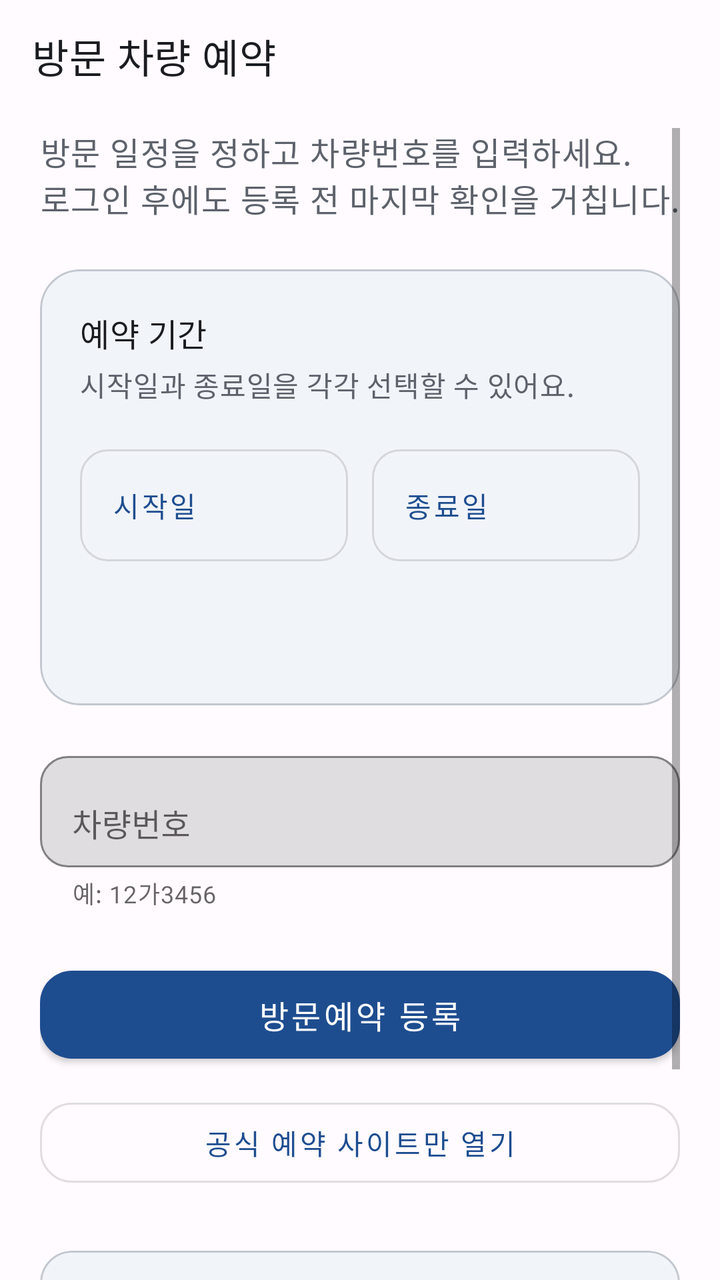
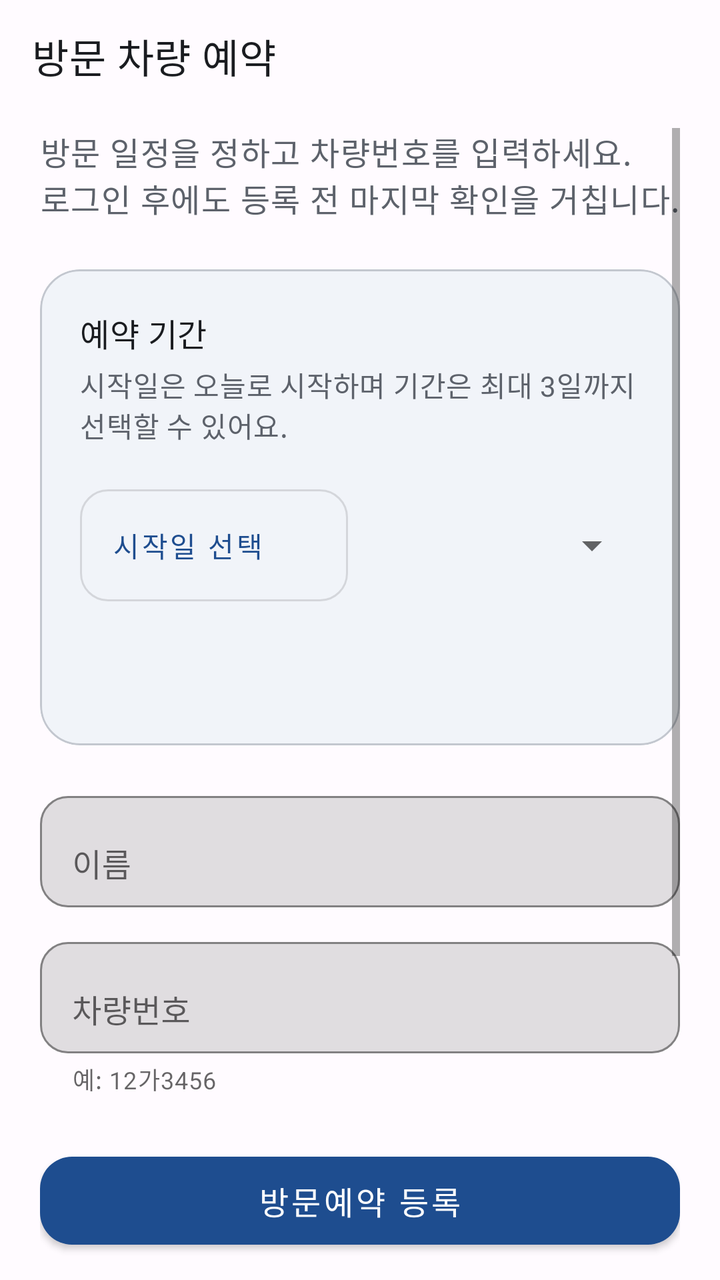

Two renders of the same Android screen: before a commit and after it. Below are the layout's source before the change and the commit's diff.
<!-- AndroidManifest.xml: application theme Theme.MyParking -->
<!-- res/layout/activity_main.xml -->
<?xml version="1.0" encoding="utf-8"?>
<LinearLayout xmlns:android="http://schemas.android.com/apk/res/android"
    xmlns:app="http://schemas.android.com/apk/res-auto"
    android:layout_width="match_parent"
    android:layout_height="match_parent"
    android:background="@color/surface"
    android:orientation="vertical">

    <com.google.android.material.appbar.MaterialToolbar
        android:layout_width="match_parent"
        android:layout_height="wrap_content"
        android:background="@color/surface"
        android:elevation="0dp"
        android:paddingHorizontal="8dp"
        app:title="방문 차량 예약"
        app:titleTextColor="@color/on_surface" />

    <ScrollView
        android:layout_width="match_parent"
        android:layout_height="0dp"
        android:layout_weight="1"
        android:clipToPadding="false"
        android:fillViewport="true"
        android:paddingHorizontal="20dp"
        android:paddingTop="8dp"
        android:paddingBottom="28dp">

        <LinearLayout
            android:layout_width="match_parent"
            android:layout_height="wrap_content"
            android:orientation="vertical">

            <TextView
                android:layout_width="match_parent"
                android:layout_height="wrap_content"
                android:text="방문 일정을 정하고 차량번호를 입력하세요.\n로그인 후에도 등록 전 마지막 확인을 거칩니다."
                android:textAppearance="@style/TextAppearance.MaterialComponents.Body1"
                android:textColor="@color/on_surface_variant" />

            <com.google.android.material.card.MaterialCardView
                android:layout_width="match_parent"
                android:layout_height="wrap_content"
                android:layout_marginTop="24dp"
                app:cardBackgroundColor="@color/surface_variant"
                app:cardCornerRadius="20dp"
                app:cardElevation="0dp"
                app:strokeColor="@color/outline"
                app:strokeWidth="1dp">

                <LinearLayout
                    android:layout_width="match_parent"
                    android:layout_height="wrap_content"
                    android:orientation="vertical"
                    android:padding="20dp">

                    <TextView
                        android:layout_width="wrap_content"
                        android:layout_height="wrap_content"
                        android:text="예약 기간"
                        android:textAppearance="@style/TextAppearance.MaterialComponents.Subtitle1"
                        android:textColor="@color/on_surface" />

                    <TextView
                        android:layout_width="wrap_content"
                        android:layout_height="wrap_content"
                        android:layout_marginTop="4dp"
                        android:text="시작일과 종료일을 각각 선택할 수 있어요."
                        android:textAppearance="@style/TextAppearance.MaterialComponents.Body2"
                        android:textColor="@color/on_surface_variant" />

                    <LinearLayout
                        android:layout_width="match_parent"
                        android:layout_height="wrap_content"
                        android:layout_marginTop="16dp"
                        android:orientation="horizontal">

                        <com.google.android.material.button.MaterialButton
                            android:id="@+id/select_start_date_button"
                            style="@style/Widget.MaterialComponents.Button.OutlinedButton"
                            android:layout_width="0dp"
                            android:layout_height="wrap_content"
                            android:layout_weight="1"
                            android:gravity="start|center_vertical"
                            android:minHeight="68dp"
                            android:text="시작일"
                            android:textAlignment="viewStart"
                            app:cornerRadius="14dp" />

                        <com.google.android.material.button.MaterialButton
                            android:id="@+id/select_end_date_button"
                            style="@style/Widget.MaterialComponents.Button.OutlinedButton"
                            android:layout_width="0dp"
                            android:layout_height="wrap_content"
                            android:layout_marginStart="12dp"
                            android:layout_weight="1"
                            android:gravity="start|center_vertical"
                            android:minHeight="68dp"
                            android:text="종료일"
                            android:textAlignment="viewStart"
                            app:cornerRadius="14dp" />
                    </LinearLayout>

                    <TextView
                        android:id="@+id/reservation_start_date_value"
                        android:layout_width="wrap_content"
                        android:layout_height="wrap_content"
                        android:layout_marginTop="8dp"
                        android:textAppearance="@style/TextAppearance.MaterialComponents.Body2"
                        android:textColor="@color/primary" />

                    <TextView
                        android:id="@+id/reservation_end_date_value"
                        android:layout_width="wrap_content"
                        android:layout_height="wrap_content"
                        android:textAppearance="@style/TextAppearance.MaterialComponents.Body2"
                        android:textColor="@color/primary" />
                </LinearLayout>
            </com.google.android.material.card.MaterialCardView>

            <com.google.android.material.textfield.TextInputLayout
                android:layout_width="match_parent"
                android:layout_height="wrap_content"
                android:layout_marginTop="20dp"
                android:hint="차량번호"
                app:boxBackgroundMode="outline"
                app:boxCornerRadiusBottomEnd="14dp"
                app:boxCornerRadiusBottomStart="14dp"
                app:boxCornerRadiusTopEnd="14dp"
                app:boxCornerRadiusTopStart="14dp"
                app:helperText="예: 12가3456">

                <com.google.android.material.textfield.TextInputEditText
                    android:id="@+id/vehicle_number_input"
                    android:layout_width="match_parent"
                    android:layout_height="wrap_content"
                    android:autofillHints=""
                    android:imeOptions="actionDone"
                    android:inputType="text"
                    android:maxLength="12"
                    android:singleLine="true" />
            </com.google.android.material.textfield.TextInputLayout>

            <TextView
                android:id="@+id/status_message"
                android:layout_width="match_parent"
                android:layout_height="wrap_content"
                android:layout_marginTop="16dp"
                android:background="@drawable/bg_status_info"
                android:padding="16dp"
                android:textAppearance="@style/TextAppearance.MaterialComponents.Body2"
                android:textColor="@color/status_info_on"
                android:visibility="gone" />

            <com.google.android.material.button.MaterialButton
                android:id="@+id/register_button"
                android:layout_width="match_parent"
                android:layout_height="wrap_content"
                android:layout_marginTop="24dp"
                android:minHeight="56dp"
                android:text="방문예약 등록"
                android:textSize="16sp"
                app:cornerRadius="16dp" />

            <com.google.android.material.button.MaterialButton
                android:id="@+id/open_reservation_site_button"
                style="@style/Widget.MaterialComponents.Button.OutlinedButton"
                android:layout_width="match_parent"
                android:layout_height="wrap_content"
                android:layout_marginTop="10dp"
                android:minHeight="52dp"
                android:text="공식 예약 사이트만 열기"
                app:cornerRadius="16dp" />

            <com.google.android.material.card.MaterialCardView
                android:layout_width="match_parent"
                android:layout_height="wrap_content"
                android:layout_marginTop="28dp"
                app:cardBackgroundColor="@color/surface_variant"
                app:cardCornerRadius="16dp"
                app:cardElevation="0dp"
                app:strokeColor="@color/outline"
                app:strokeWidth="1dp">

                <LinearLayout
                    android:layout_width="match_parent"
                    android:layout_height="wrap_content"
                    android:orientation="vertical">

                    <com.google.android.material.button.MaterialButton
                        android:id="@+id/vehicle_management_toggle"
                        style="@style/Widget.MaterialComponents.Button.TextButton"
                        android:layout_width="match_parent"
                        android:layout_height="wrap_content"
                        android:gravity="start|center_vertical"
                        android:minHeight="56dp"
                        android:paddingHorizontal="16dp"
                        android:text="저장된 차량 관리"
                        android:textColor="@color/on_surface" />

                    <LinearLayout
                        android:id="@+id/vehicle_management_content"
                        android:layout_width="match_parent"
                        android:layout_height="wrap_content"
                        android:orientation="vertical"
                        android:paddingHorizontal="20dp"
                        android:paddingBottom="20dp"
                        android:visibility="gone">

                        <TextView
                            android:id="@+id/saved_vehicle_label"
                            android:layout_width="wrap_content"
                            android:layout_height="wrap_content"
                            android:text="저장된 차량번호"
                            android:textAppearance="@style/TextAppearance.MaterialComponents.Subtitle2" />

                        <Spinner
                            android:id="@+id/saved_vehicle_spinner"
                            android:layout_width="match_parent"
                            android:layout_height="wrap_content"
                            android:layout_marginTop="4dp" />

                        <com.google.android.material.button.MaterialButton
                            android:id="@+id/save_vehicle_button"
                            style="@style/Widget.MaterialComponents.Button.OutlinedButton"
                            android:layout_width="match_parent"
                            android:layout_height="wrap_content"
                            android:layout_marginTop="12dp"
                            android:text="현재 차량과 기간 저장"
                            app:cornerRadius="14dp" />

                        <com.google.android.material.button.MaterialButton
                            android:id="@+id/delete_vehicle_button"
                            style="@style/Widget.MaterialComponents.Button.OutlinedButton"
                            android:layout_width="match_parent"
                            android:layout_height="wrap_content"
                            android:layout_marginTop="8dp"
                            android:text="입력한 차량번호 삭제"
                            android:textColor="@color/status_error_on"
                            app:cornerRadius="14dp"
                            app:strokeColor="@color/status_error_on" />
                    </LinearLayout>
                </LinearLayout>
            </com.google.android.material.card.MaterialCardView>

            <TextView
                android:layout_width="match_parent"
                android:layout_height="wrap_content"
                android:layout_marginTop="20dp"
                android:text="등록을 누른 뒤 공식 사이트에 로그인하면 예약 내용을 확인한 후 등록합니다."
                android:textAppearance="@style/TextAppearance.MaterialComponents.Caption"
                android:textColor="@color/on_surface_variant" />
        </LinearLayout>
    </ScrollView>
</LinearLayout>
<!-- resources referenced by this layout -->
<resources>
  <color name="on_surface">#1A1C20</color>
  <color name="on_surface_variant">#5D626B</color>
  <color name="outline">#C3C7CF</color>
  <color name="primary">#1E4D8F</color>
  <color name="status_error_on">#9A241B</color>
  <color name="status_info_on">#24436B</color>
  <color name="surface">#FFFBFF</color>
  <color name="surface_variant">#F1F4F9</color>
  <!-- drawable bg_status_info (drawable) -->
  <shape xmlns:android="http://schemas.android.com/apk/res/android" android:shape="rectangle">
      <solid android:color="@color/status_info" />
      <corners android:radius="14dp" />
  </shape>
  <style name="Theme.MyParking" parent="Theme.MaterialComponents.DayNight.NoActionBar">
          <item name="colorPrimary">@color/primary</item>
          <item name="colorPrimaryVariant">@color/primary_variant</item>
          <item name="colorOnPrimary">@color/on_primary</item>
          <item name="colorSecondary">@color/secondary</item>
          <item name="colorOnSecondary">@color/on_primary</item>
          <item name="android:statusBarColor">@color/surface</item>
          <item name="android:navigationBarColor">@color/surface</item>
          <item name="android:windowLightStatusBar">true</item>
          <item name="android:windowLightNavigationBar">true</item>
      </style>
  <color name="status_info">#E8F0FE</color>
  <color name="primary_variant">#153866</color>
  <color name="on_primary">#FFFFFFFF</color>
  <color name="secondary">#2E6F95</color>
</resources>

<!-- the commit's change to res/layout/activity_main.xml (unified diff, before → after) -->
@@ -64,7 +64,7 @@
                         android:layout_width="wrap_content"
                         android:layout_height="wrap_content"
                         android:layout_marginTop="4dp"
-                        android:text="시작일과 종료일을 각각 선택할 수 있어요."
+                        android:text="시작일은 오늘로 시작하며 기간은 최대 3일까지 선택할 수 있어요."
                         android:textAppearance="@style/TextAppearance.MaterialComponents.Body2"
                         android:textColor="@color/on_surface_variant" />
 
@@ -82,22 +82,17 @@
                             android:layout_weight="1"
                             android:gravity="start|center_vertical"
                             android:minHeight="68dp"
-                            android:text="시작일"
+                            android:text="시작일 선택"
                             android:textAlignment="viewStart"
                             app:cornerRadius="14dp" />
 
-                        <com.google.android.material.button.MaterialButton
-                            android:id="@+id/select_end_date_button"
-                            style="@style/Widget.MaterialComponents.Button.OutlinedButton"
+                        <Spinner
+                            android:id="@+id/reservation_duration_spinner"
                             android:layout_width="0dp"
                             android:layout_height="wrap_content"
                             android:layout_marginStart="12dp"
                             android:layout_weight="1"
-                            android:gravity="start|center_vertical"
-                            android:minHeight="68dp"
-                            android:text="종료일"
-                            android:textAlignment="viewStart"
-                            app:cornerRadius="14dp" />
+                            android:minHeight="68dp" />
                     </LinearLayout>
 
                     <TextView
@@ -121,6 +116,27 @@
                 android:layout_width="match_parent"
                 android:layout_height="wrap_content"
                 android:layout_marginTop="20dp"
+                android:hint="이름"
+                app:boxBackgroundMode="outline"
+                app:boxCornerRadiusBottomEnd="14dp"
+                app:boxCornerRadiusBottomStart="14dp"
+                app:boxCornerRadiusTopEnd="14dp"
+                app:boxCornerRadiusTopStart="14dp">
+
+                <com.google.android.material.textfield.TextInputEditText
+                    android:id="@+id/visitor_name_input"
+                    android:layout_width="match_parent"
+                    android:layout_height="wrap_content"
+                    android:imeOptions="actionNext"
+                    android:inputType="textPersonName"
+                    android:maxLength="40"
+                    android:singleLine="true" />
+            </com.google.android.material.textfield.TextInputLayout>
+
+            <com.google.android.material.textfield.TextInputLayout
+                android:layout_width="match_parent"
+                android:layout_height="wrap_content"
+                android:layout_marginTop="12dp"
                 android:hint="차량번호"
                 app:boxBackgroundMode="outline"
                 app:boxCornerRadiusBottomEnd="14dp"
